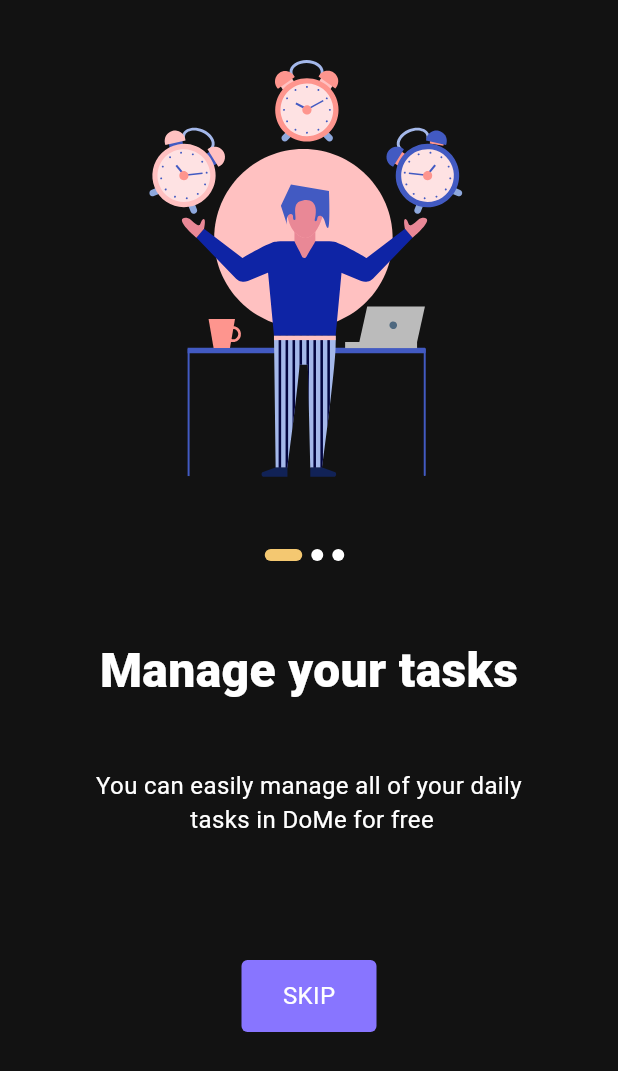
After one commit to Iamyouandwhatiseeisme/todo_app, a Flutter app: the screen it shows after launch, after a tap on an icon or button, on a phone screen of 412 x 824 dp. The commit adds this screen. Shown: the top 1071 px of the screen. Run offline on Flutter 3.47's test engine with Material 3 defaults, Android fonts, the phone set to English and light mode, and no system bars; our stand-ins replace flutter_svg, get_it; generated files the repository leaves out were written again; Roboto replaces fonts that are missing (Telegraf).

Commit message:
build onboarding page and screen widgets

```diff
--- /dev/null
+++ b/lib/data/localization_methods.dart
@@ -0,0 +1,6 @@
+import 'package:flutter/material.dart';
+import 'package:flutter_gen/gen_l10n/app_localizations.dart';
+
+AppLocalizations translation(BuildContext context) {
+  return AppLocalizations.of(context)!;
+}
--- /dev/null
+++ b/lib/l10n/app_en.arb
@@ -0,0 +1,13 @@
+{
+    "@@locale": "en",
+    "upTodo" :  "upTodo",
+    "createDailyRoutine" : "Create daily routine",
+    "organizeYourTasks": "Organize your tasks",
+    "manageYourTasks": "Manage your tasks",
+    "createDailyRoutineDescription" : "In Uptodo  you can create your\n personalized routine to stay productive",
+    "organizeYourTasksDescription": "You can organize your daily tasks by adding\n your tasks into separate categories",
+    "manageYourTasksDescription": "You can easily manage all of your daily\n tasks in DoMe for free",
+    "skip" : "SKIP"
+
+
+    }
--- /dev/null
+++ b/lib/l10n/app_ka.arb
@@ -0,0 +1,13 @@
+{
+    "@@locale": "ka",
+    "upTodo" :  "upTodo",
+    "createDailyRoutine" : "შეიქმენი დღიური რუტინა",
+    "organizeYourTasks": "დააორგანიზე შენი თასქები",
+    "manageYourTasks": "გაანაწილე თასქები",
+    "createDailyRoutineDescription" : "You can easily manage all of your daily\n tasks in DoMe for free",
+    "organizeYourTasksDescription": "Organize your tasks",
+    "manageYourTasksDescription": "Manage your tasks",
+    "skip" : "SKIP"
+
+
+}
--- a/lib/main.dart
+++ b/lib/main.dart
@@ -3,8 +3,7 @@ import 'package:get_it/get_it.dart';
 import 'package:provider/provider.dart';
 import 'package:todo_app/data/data.dart';
 import 'package:todo_app/data/get_it_methods.dart';
-import 'package:todo_app/presentation/widgets/navigation/navigation_client.dart';
-
+import 'package:flutter_gen/gen_l10n/app_localizations.dart';
 import 'presentation/presentation_widgets.dart';
 
 final sl = GetIt.instance;
@@ -23,6 +22,8 @@ class MyApp extends StatelessWidget {
       create: (BuildContext context) => ThemeProvider(),
       child: Builder(builder: (context) {
         return MaterialApp(
+          localizationsDelegates: AppLocalizations.localizationsDelegates,
+          supportedLocales: AppLocalizations.supportedLocales,
           debugShowCheckedModeBanner: false,
           title: 'Todo App',
           theme: context.watch<ThemeProvider>().currentTheme == AppTheme.dark
--- /dev/null
+++ b/lib/presentation/pages/idex_page/index_page.dart
@@ -0,0 +1,27 @@
+import 'package:flutter/material.dart';
+
+class IndexPage extends StatefulWidget {
+  const IndexPage({
+    super.key,
+  });
+
+  @override
+  State<IndexPage> createState() => _IndexPageState();
+}
+
+class _IndexPageState extends State<IndexPage> {
+  @override
+  Widget build(BuildContext context) {
+    // ignore: prefer_const_constructors
+    return SafeArea(
+      child: const Scaffold(
+        body: Center(
+          child: Column(
+            mainAxisAlignment: MainAxisAlignment.center,
+            children: <Widget>[],
+          ),
+        ),
+      ),
+    );
+  }
+}
--- a/lib/presentation/pages/intro_page/intro_page.dart
+++ b/lib/presentation/pages/intro_page/intro_page.dart
@@ -1,5 +1,7 @@
 import 'package:flutter/material.dart';
 import 'package:flutter_svg/flutter_svg.dart';
+import 'package:todo_app/data/localization_methods.dart';
+import 'package:todo_app/presentation/presentation_widgets.dart';
 
 class IntroPage extends StatefulWidget {
   const IntroPage({
@@ -19,9 +21,18 @@ class _IntroPageState extends State<IntroPage> {
           child: Column(
             mainAxisAlignment: MainAxisAlignment.center,
             children: <Widget>[
-              SvgPicture.asset('assets/svg/icons/Intro Icon.svg'),
-              const Text(
-                'You have pushed the button this many times:',
+              GestureDetector(
+                  onTap: () {
+                    Navigator.pushReplacementNamed(
+                        context, NavigatorClient.onBoarding);
+                  },
+                  child: SvgPicture.asset('assets/svg/icons/Intro Icon.svg')),
+              Text(
+                translation(context).upTodo,
+                style: const TextStyle(
+                  fontSize: 40,
+                  fontWeight: FontWeight.w800,
+                ),
               ),
             ],
           ),
--- /dev/null
+++ b/lib/presentation/pages/intro_page/widgets/background_photo_title_widget.dart
@@ -0,0 +1,59 @@
+import 'package:flutter/material.dart';
+import 'package:flutter_svg/flutter_svg.dart';
+
+import '../../../presentation_widgets.dart';
+
+class BackgroundPhotoAndTitleWidget extends StatelessWidget {
+  final String pageTitle;
+  final String description;
+  final String photo;
+  final int index;
+  const BackgroundPhotoAndTitleWidget({
+    super.key,
+    required this.pageTitle,
+    required this.photo,
+    required this.index,
+    required this.description,
+  });
+
+  @override
+  Widget build(BuildContext context) {
+    return Expanded(
+      child: Column(
+        children: [
+          SvgPicture.asset(
+            'assets/svg/icons/$photo',
+          ),
+          const SizedBox(
+            height: 48,
+          ),
+          SliderDots(
+            index: index,
+          ),
+          const SizedBox(
+            height: 50,
+          ),
+          Text(
+            pageTitle,
+            textAlign: TextAlign.center,
+            style: const TextStyle(
+              fontSize: 32,
+              fontWeight: FontWeight.w800,
+            ),
+          ),
+          const SizedBox(
+            height: 42,
+          ),
+          Text(
+            description,
+            textAlign: TextAlign.center,
+            style: const TextStyle(
+              fontSize: 16,
+              fontWeight: FontWeight.w400,
+            ),
+          ),
+        ],
+      ),
+    );
+  }
+}
--- /dev/null
+++ b/lib/presentation/pages/intro_page/widgets/onboarding_page.dart
@@ -0,0 +1,43 @@
+// ignore_for_file: public_member_api_docs, sort_constructors_first
+import 'package:flutter/material.dart';
+import 'package:todo_app/data/localization_methods.dart';
+
+import 'package:todo_app/presentation/presentation_widgets.dart';
+
+class OnBoarding extends StatefulWidget {
+  const OnBoarding({
+    super.key,
+  });
+
+  @override
+  State<OnBoarding> createState() => _OnBoardingState();
+}
+
+class _OnBoardingState extends State<OnBoarding> {
+  @override
+  Widget build(BuildContext context) {
+    return SafeArea(
+      child: Scaffold(
+        body: SingleChildScrollView(
+          child: Center(
+            child: Column(
+              mainAxisAlignment: MainAxisAlignment.start,
+              children: <Widget>[
+                const OnBoardingPageSlider(),
+                Button(
+                    width: 90,
+                    height: 48,
+                    color: const Color(0xff8875FF),
+                    title: translation(context).skip,
+                    onPressed: () {
+                      Navigator.pushReplacementNamed(
+                          context, NavigatorClient.indexPage);
+                    })
+              ],
+            ),
+          ),
+        ),
+      ),
+    );
+  }
+}
--- /dev/null
+++ b/lib/presentation/pages/intro_page/widgets/onboarding_page_slider.dart
@@ -0,0 +1,59 @@
+import 'package:flutter/material.dart';
+import 'package:todo_app/data/localization_methods.dart';
+
+import '../../../presentation_widgets.dart';
+
+class OnBoardingPageSlider extends StatefulWidget {
+  const OnBoardingPageSlider({
+    super.key,
+  });
+
+  @override
+  State<OnBoardingPageSlider> createState() => _OnBoardingPageSliderState();
+}
+
+class _OnBoardingPageSliderState extends State<OnBoardingPageSlider> {
+  List<String> images = [
+    'onboarding first screen.svg',
+    'onboarding second screen.svg',
+    'onboarding third screen.svg'
+  ];
+
+  @override
+  Widget build(BuildContext context) {
+    List<String> titles = [
+      translation(context).manageYourTasks,
+      translation(context).createDailyRoutine,
+      translation(context).organizeYourTasks,
+    ];
+    List<String> descriptions = [
+      translation(context).manageYourTasksDescription,
+      translation(context).createDailyRoutineDescription,
+      translation(context).organizeYourTasksDescription,
+    ];
+    return Padding(
+      padding: const EdgeInsets.only(
+        top: 40,
+      ),
+      child: SizedBox(
+        height: 600,
+        width: 600,
+        child: PageView.builder(
+          scrollDirection: Axis.horizontal,
+          itemCount: 3,
+          itemBuilder: (_, index) {
+            return Column(
+              children: [
+                BackgroundPhotoAndTitleWidget(
+                    description: descriptions[index],
+                    index: index,
+                    pageTitle: titles[index],
+                    photo: images[index]),
+              ],
+            );
+          },
+        ),
+      ),
+    );
+  }
+}
--- /dev/null
+++ b/lib/presentation/pages/intro_page/widgets/slider_dots.dart
@@ -0,0 +1,32 @@
+import 'package:flutter/material.dart';
+
+class SliderDots extends StatelessWidget {
+  final int index;
+  const SliderDots({
+    super.key,
+    required this.index,
+  });
+
+  @override
+  Widget build(BuildContext context) {
+    return Row(
+      mainAxisAlignment: MainAxisAlignment.center,
+      children: List.generate(
+        3,
+        (indexDots) {
+          return Padding(
+            padding: const EdgeInsets.only(right: 6),
+            child: Container(
+                width: index == indexDots ? 25 : 8,
+                height: 8,
+                decoration: BoxDecoration(
+                    borderRadius: BorderRadius.circular(8),
+                    color: index == indexDots
+                        ? const Color(0xffF4C871)
+                        : Colors.white)),
+          );
+        },
+      ),
+    );
+  }
+}
--- a/lib/presentation/pages/pages.dart
+++ b/lib/presentation/pages/pages.dart
@@ -1 +1,3 @@
 export 'intro_page/intro_page.dart';
+export 'intro_page/widgets/onboarding_page.dart';
+export 'idex_page/index_page.dart';
--- a/lib/presentation/presentation_widgets.dart
+++ b/lib/presentation/presentation_widgets.dart
@@ -1,3 +1,7 @@
 export 'package:todo_app/presentation/widgets/navigation/navigation_client.dart';
 export 'package:todo_app/presentation/pages/pages.dart';
 export 'package:todo_app/presentation/themes/themes.dart';
+export 'package:todo_app/presentation/pages/intro_page/widgets/background_photo_title_widget.dart';
+export 'package:todo_app/presentation/pages/intro_page/widgets/onboarding_page_slider.dart';
+export 'package:todo_app/presentation/pages/intro_page/widgets/slider_dots.dart';
+export 'package:todo_app/presentation/widgets/buttons/buttons.dart';
--- /dev/null
+++ b/lib/presentation/widgets/buttons/button.dart
@@ -0,0 +1,34 @@
+import 'package:flutter/material.dart';
+
+class Button extends StatelessWidget {
+  final Function onPressed;
+  final double width;
+  final double height;
+  final Color color;
+  final String title;
+  const Button({
+    super.key,
+    required this.onPressed,
+    required this.width,
+    required this.height,
+    required this.color,
+    required this.title,
+  });
+
+  @override
+  Widget build(BuildContext context) {
+    return GestureDetector(
+      onTap: () => onPressed(),
+      child: Container(
+          decoration: BoxDecoration(
+              color: color, borderRadius: BorderRadius.circular(4)),
+          height: height,
+          width: width,
+          child: Center(
+              child: Text(
+            title,
+            style: const TextStyle(fontSize: 16, fontWeight: FontWeight.w400),
+          ))),
+    );
+  }
+}
--- /dev/null
+++ b/lib/presentation/widgets/buttons/buttons.dart
@@ -0,0 +1 @@
+export 'button.dart';
--- a/lib/presentation/widgets/navigation/navigation_client.dart
+++ b/lib/presentation/widgets/navigation/navigation_client.dart
@@ -3,8 +3,12 @@ import 'package:todo_app/presentation/presentation_widgets.dart';
 
 class NavigatorClient {
   static const String introPage = '/';
+  static const String onBoarding = 'onBoarding';
+  static const String indexPage = 'indexPage';
 
   final Map<String, WidgetBuilder> routes = {
-    introPage: (context) => const IntroPage()
+    introPage: (context) => const IntroPage(),
+    onBoarding: (context) => const OnBoarding(),
+    indexPage: (context) => const IndexPage()
   };
 }
--- a/pubspec.yaml
+++ b/pubspec.yaml
@@ -30,6 +30,9 @@ environment:
 dependencies:
   flutter:
     sdk: flutter
+  flutter_localizations:
+    sdk: flutter
+  intl: any
 
 
   # The following adds the Cupertino Icons font to your application.
@@ -73,6 +76,8 @@ flutter:
   # the material Icons class.
   uses-material-design: true
 
+  generate: true
+
   # To add assets to your application, add an assets section, like this:
   # assets:
   #   - images/a_dot_burr.jpeg
```
Also changed, not shown: l10n.yaml (added, +15 -0 lines), assets/svg/icons/onboarding first screen.svg (added), assets/svg/icons/onboarding second screen.svg (added), assets/svg/icons/onboarding third screen.svg (added), pubspec.lock.
